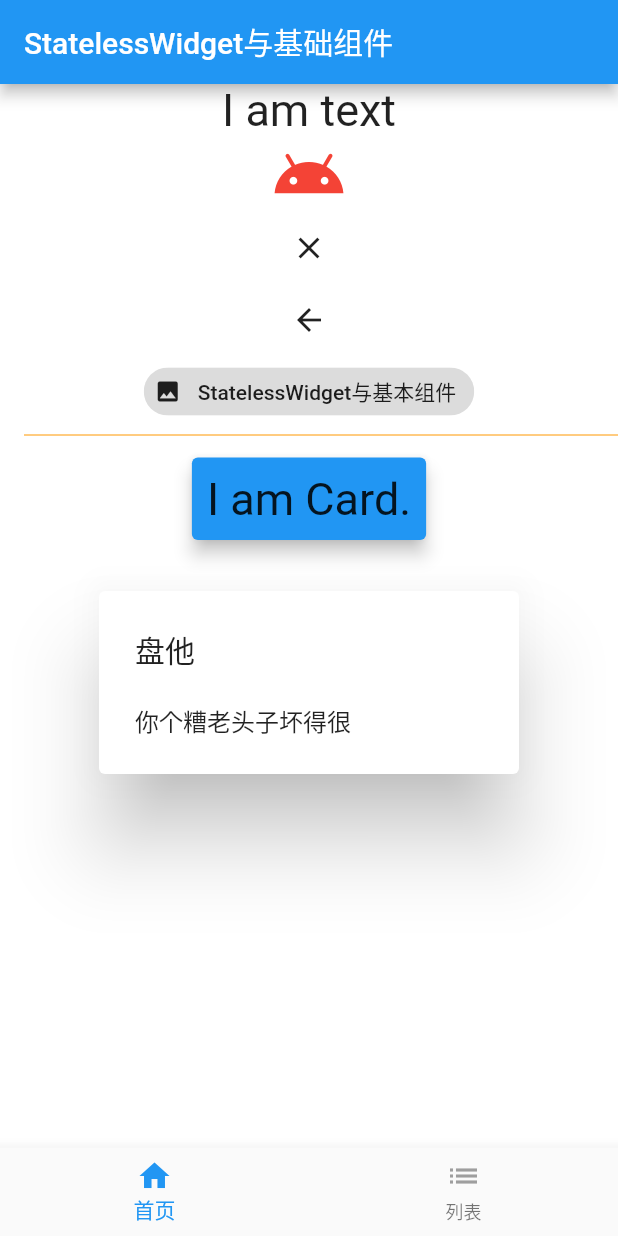
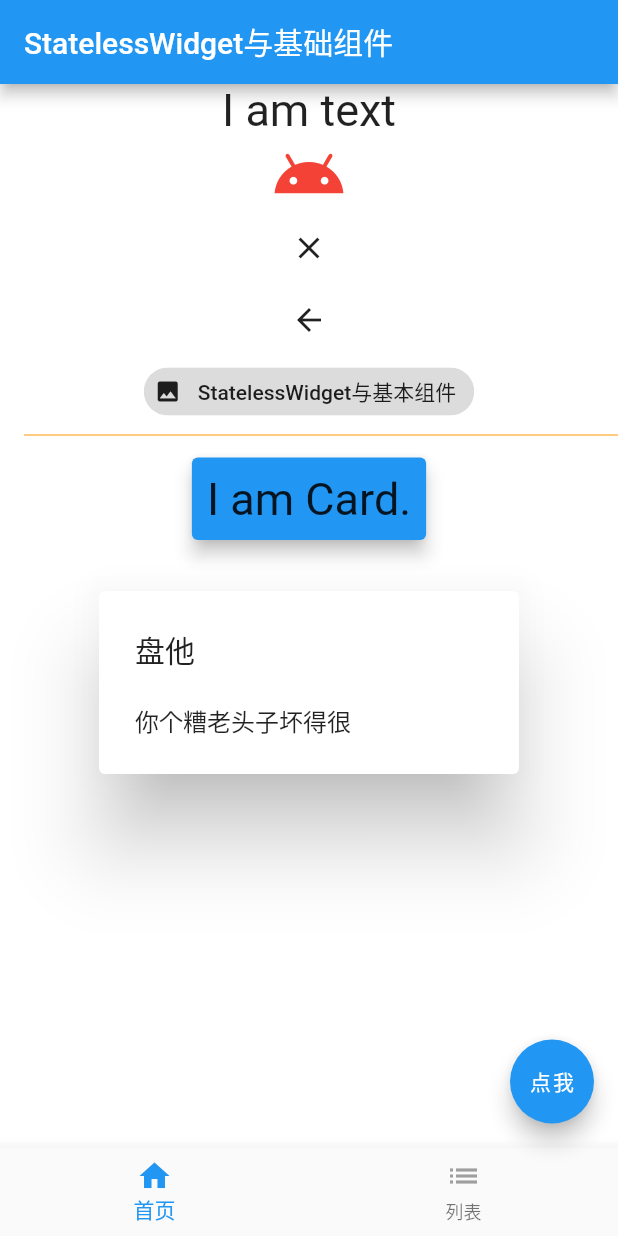
Before and after one commit to chenbingxu/imooc, a Flutter app: the screen it shows after launch, on a phone screen of 412 x 824 dp. Run offline on Flutter 3.47's test engine with Material 2 defaults, Android fonts, the phone set to English and light mode, and no system bars; missing offline and left inert: flutter_color_plugin.

Commit message:
增加右下角悬浮框

```diff
--- a/lib/stateful_group_page.dart
+++ b/lib/stateful_group_page.dart
@@ -44,6 +44,10 @@ class _StatefulGroupState extends State<StatefulGroup> {
               activeIcon: Icon(Icons.list, color: Colors.blue), //选中状态
             ),
           ],
+        ),
+        floatingActionButton: FloatingActionButton(
+          onPressed: null,
+          child: Text("点我"),
         ),
         body: _currentIndex == 0
             ? Container(
```
